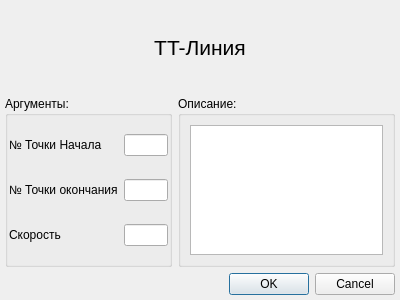
Before: the Qt Designer form KAMEditor/gui/commands/ttlinedialog.ui in Xtail96/SML, drawn with Qt 5.
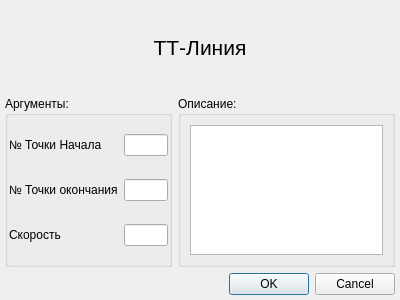
After: the same form once the commit is applied.

Commit message: исправлены ошибки в имени команды ТТ-Линия

What changed in the file:
```diff
--- a/KAMEditor/gui/commands/ttlinedialog.ui
+++ b/KAMEditor/gui/commands/ttlinedialog.ui
@@ -129,7 +129,7 @@
       </font>
      </property>
      <property name="text">
-      <string>TT-Линия</string>
+      <string>ТТ-Линия</string>
      </property>
      <property name="alignment">
       <set>Qt::AlignCenter</set>
```
Left out of the diff: 2 changed lines with no effect on the pictures. The commit also changes 2 other files.
